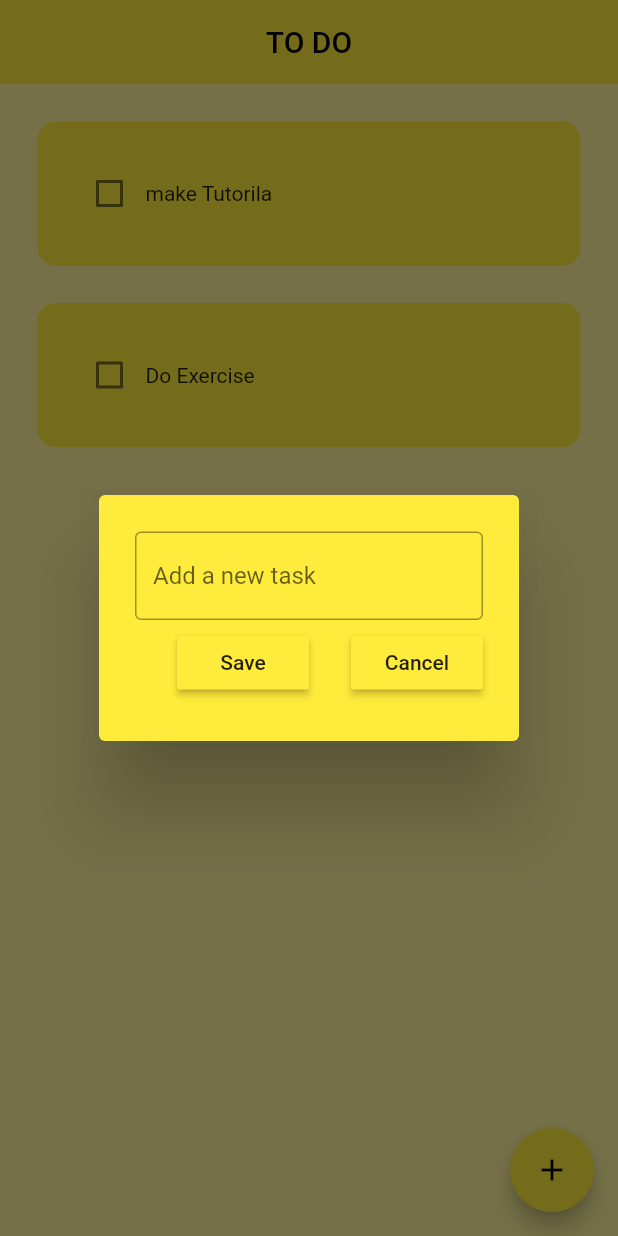
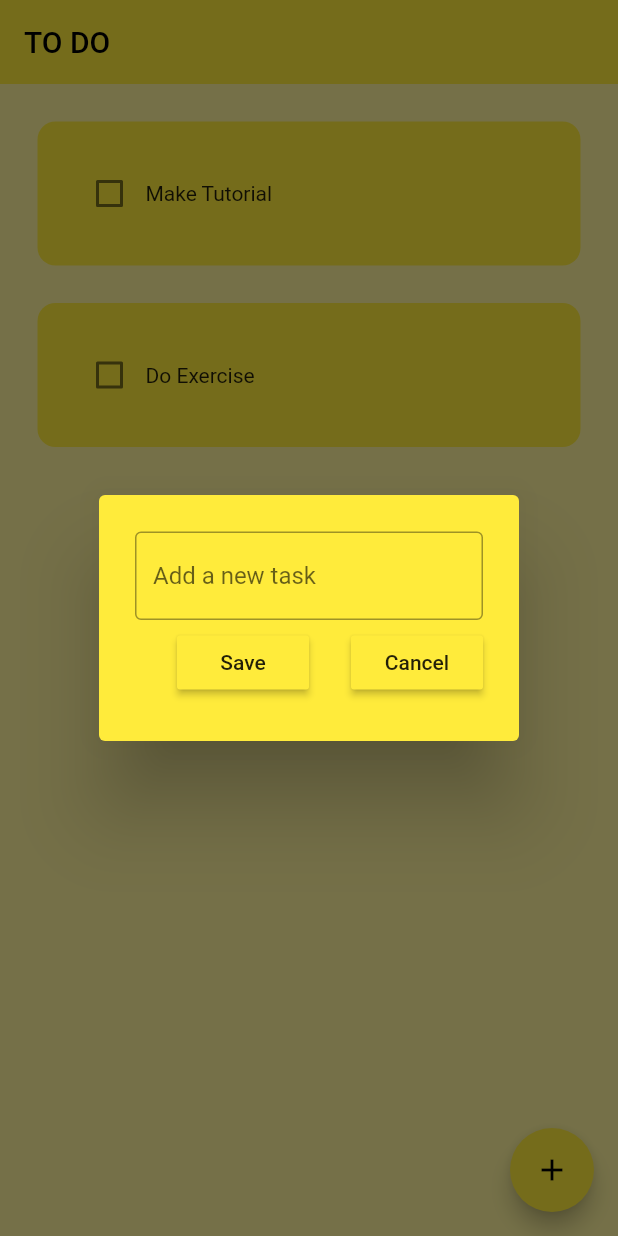
Before and after one commit to AshishPandey26/Flutter-To-DO-App, a Flutter app: the screen it shows after launch, after a tap on the "add" icon, on a phone screen of 412 x 824 dp. Run offline on Flutter 3.47's test engine with Material 2 defaults, Android fonts, the phone set to English and light mode, and no system bars; drawn by our look-alikes of flutter_slidable; our stand-ins replace hive_flutter; accounts and stored records are empty.

Commit message:
Major Bug Fixing

```diff
--- a/lib/data/database.dart
+++ b/lib/data/database.dart
@@ -1,28 +1,26 @@
-import 'package:hive/hive.dart';
 import 'package:hive_flutter/hive_flutter.dart';
-import 'package:hive_flutter/adapters.dart';
 
-class ToDoDatabase{
-
+class ToDoDataBase {
   List toDoList = [];
 
-  //reference the box
+  // reference our box
   final _myBox = Hive.box('mybox');
 
-  // run this methodd if first time opening the app
-  void createInitialData(){
-    toDoList=[
-      ["make Tutorila", false],
+  // run this method if this is the 1st time ever opening this app
+  void createInitialData() {
+    toDoList = [
+      ["Make Tutorial", false],
       ["Do Exercise", false],
     ];
   }
-  //load data from the database
-  void loadData(){
+
+  // load the data from database
+  void loadData() {
     toDoList = _myBox.get("TODOLIST");
   }
 
-  //update the database
-  void updateDatabase(){
+  // update the database
+  void updateDataBase() {
     _myBox.put("TODOLIST", toDoList);
   }
 }
--- a/lib/main.dart
+++ b/lib/main.dart
@@ -1,14 +1,18 @@
 import 'package:flutter/material.dart';
 import 'package:flutter_to_do_app/pages/home_page.dart';
 import 'package:hive_flutter/hive_flutter.dart';
-Future<void> main() async {
-  runApp(const MyApp());
+// import 'package:hive_flutter/adapters.dart';
+// import 'package:hive/hive.dart';
+void main() async {
+
 
   //init the Hive
   await Hive.initFlutter();
 
     //
   var box = await Hive.openBox('mybox');
+
+  runApp(const MyApp());
 }
 /// this is the main function in which we are calling the App
 
--- a/lib/pages/home_page.dart
+++ b/lib/pages/home_page.dart
@@ -1,92 +1,83 @@
 import 'package:flutter/material.dart';
-import 'package:flutter_to_do_app/data/database.dart';
-import 'package:hive/hive.dart';
-import 'package:hive_flutter/adapters.dart';
 import 'package:hive_flutter/hive_flutter.dart';
-
+import '../data/database.dart';
 import '../utils/dialog_box.dart';
 import '../utils/todo_tile.dart';
 
 class HomePage extends StatefulWidget {
-  const HomePage({Key? key}) : super(key: key);
+  const HomePage({super.key});
 
   @override
   State<HomePage> createState() => _HomePageState();
 }
 
 class _HomePageState extends State<HomePage> {
-  // refernece the hive box
+  // reference the hive box
   final _myBox = Hive.box('mybox');
-  ToDoDatabase db = ToDoDatabase();
+  ToDoDataBase db = ToDoDataBase();
 
   @override
   void initState() {
-
-    //if this is the first time evr openign the app then load this defaults
-    if (_myBox.get("TODOLIST") == null){
+    // if this is the 1st time ever openin the app, then create default data
+    if (_myBox.get("TODOLIST") == null) {
       db.createInitialData();
-    }else{
-      //there already exists some data
+    } else {
+      // there already exists data
       db.loadData();
     }
 
     super.initState();
   }
 
-
-  //text controller
+  // text controller
   final _controller = TextEditingController();
 
-
-  //list of todo tasks
-  // List toDoList = [
-  //   ["Make Tutorial", false],
-  //   ["Do Exercise", false],
-  // ];
+  // checkbox was tapped
   void checkBoxChanged(bool? value, int index) {
     setState(() {
       db.toDoList[index][1] = !db.toDoList[index][1];
     });
-    db.updateDatabase();
+    db.updateDataBase();
   }
 
-  //save new task
-  void saveNewTask(){
+  // save new task
+  void saveNewTask() {
     setState(() {
       db.toDoList.add([_controller.text, false]);
       _controller.clear();
     });
     Navigator.of(context).pop();
-    db.updateDatabase();
-
+    db.updateDataBase();
   }
 
-  void createNewTask(){
-    showDialog(context: context,
-        builder: (context){
+  // create a new task
+  void createNewTask() {
+    showDialog(
+      context: context,
+      builder: (context) {
         return DialogBox(
           controller: _controller,
           onSave: saveNewTask,
           onCancel: () => Navigator.of(context).pop(),
         );
-    });
+      },
+    );
   }
-//delete task
-  void deleteTask(int index){
+
+  // delete task
+  void deleteTask(int index) {
     setState(() {
       db.toDoList.removeAt(index);
     });
-    db.updateDatabase();
-
+    db.updateDataBase();
   }
 
   @override
   Widget build(BuildContext context) {
     return Scaffold(
-      backgroundColor: Color(0xFFFFF59D),
+      backgroundColor: Colors.yellow[200],
       appBar: AppBar(
         title: Text('TO DO'),
-        centerTitle: true,
         elevation: 0,
       ),
       floatingActionButton: FloatingActionButton(
@@ -100,7 +91,8 @@ class _HomePageState extends State<HomePage> {
             taskName: db.toDoList[index][0],
             taskCompleted: db.toDoList[index][1],
             onChanged: (value) => checkBoxChanged(value, index),
-              deleteFunction: (context) => deleteTask(index));
+            deleteFunction: (context) => deleteTask(index),
+          );
         },
       ),
     );
--- a/lib/utils/dialog_box.dart
+++ b/lib/utils/dialog_box.dart
@@ -1,6 +1,6 @@
 import 'package:flutter/material.dart';
 import 'package:flutter_to_do_app/utils/my_button.dart';
-// import 'package:flutter_to_do_app/pages/home_page.dart';
+import 'package:flutter_to_do_app/pages/home_page.dart';
 
 class DialogBox extends StatelessWidget {
   final controller;
```
Lines whose indentation alone changed are shown as unchanged.
